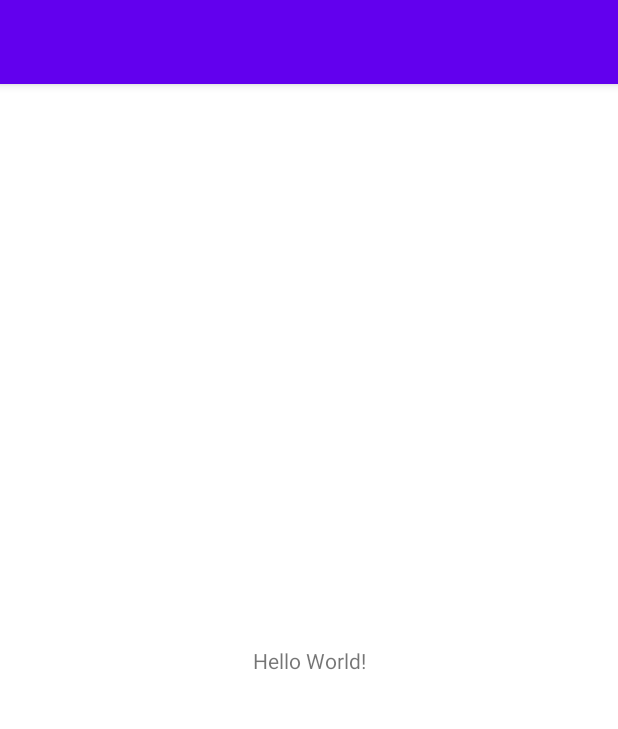
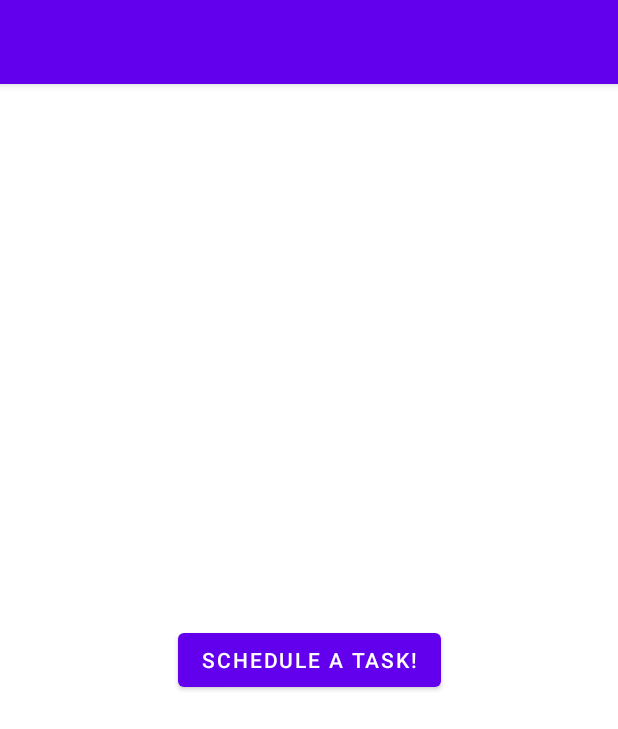
Before and after one commit to aman-mahajan0101/Android-Codes, an Android app: the screen it shows after launch (MainActivity), on a phone screen of 412 x 824 dp. Shown: the top 729 px of the screen. Run offline under Robolectric (Android 15) with nearby library versions, the phone set to English and light mode, and no system bars.

Commit message:
Alarm Scheduling

```diff
--- a/Alarms/app/src/main/AndroidManifest.xml
+++ b/Alarms/app/src/main/AndroidManifest.xml
@@ -9,6 +9,7 @@
         android:roundIcon="@mipmap/ic_launcher_round"
         android:supportsRtl="true"
         android:theme="@style/Theme.Alarms">
+        <activity android:name=".MainActivity2"></activity>
         <activity android:name=".MainActivity">
             <intent-filter>
                 <action android:name="android.intent.action.MAIN" />
--- a/Alarms/app/src/main/java/com/example/alarms/MainActivity.java
+++ b/Alarms/app/src/main/java/com/example/alarms/MainActivity.java
@@ -2,7 +2,13 @@ package com.example.alarms;
 
 import androidx.appcompat.app.AppCompatActivity;
 
+import android.app.AlarmManager;
+import android.app.PendingIntent;
+import android.content.Intent;
 import android.os.Bundle;
+import android.os.SystemClock;
+import android.view.View;
+import android.widget.Button;
 
 public class MainActivity extends AppCompatActivity {
 
@@ -10,5 +16,46 @@ public class MainActivity extends AppCompatActivity {
     protected void onCreate(Bundle savedInstanceState) {
         super.onCreate(savedInstanceState);
         setContentView(R.layout.activity_main);
+        Button btnAlarm = findViewById(R.id.btnAlarm);
+
+        btnAlarm.setOnClickListener(new View.OnClickListener() {
+            @Override
+            public void onClick(View v) {
+
+                /*
+                //For scheduling Single Alarm
+                Intent i = new Intent(getBaseContext(),MainActivity2.class);
+
+                PendingIntent pi = PendingIntent.getActivity(getBaseContext(),12345,i,PendingIntent.FLAG_ONE_SHOT);
+
+                AlarmManager alarmManager = (AlarmManager) getSystemService(ALARM_SERVICE);
+
+                alarmManager.set(AlarmManager.ELAPSED_REALTIME,30000,pi);
+                */
+
+                /*
+                //For scheduling Repeating Alarm : Using setRepeating()
+                Intent i = new Intent(getBaseContext(),MainActivity2.class);
+
+                PendingIntent pi = PendingIntent.getActivity(getBaseContext(),12345,i,PendingIntent.FLAG_UPDATE_CURRENT);
+
+                AlarmManager alarmManager = (AlarmManager) getSystemService(ALARM_SERVICE);
+
+                alarmManager.setRepeating(AlarmManager.ELAPSED_REALTIME,30000,30000,pi);
+                */
+
+                //For scheduling Repeating Alarm : Using setInexactRepeating()
+                Intent i = new Intent(getBaseContext(),MainActivity2.class);
+
+                PendingIntent pi = PendingIntent.getActivity(getBaseContext(),12345,i,PendingIntent.FLAG_UPDATE_CURRENT);
+
+                AlarmManager alarmManager = (AlarmManager) getSystemService(ALARM_SERVICE);
+
+                alarmManager.setInexactRepeating(AlarmManager.ELAPSED_REALTIME,30000,30000,pi);
+
+            }
+        });
+
+
     }
 }
--- a/Alarms/app/src/main/res/layout/activity_main.xml
+++ b/Alarms/app/src/main/res/layout/activity_main.xml
@@ -6,10 +6,11 @@
     android:layout_height="match_parent"
     tools:context=".MainActivity">
 
-    <TextView
+    <Button
+        android:id="@+id/btnAlarm"
         android:layout_width="wrap_content"
         android:layout_height="wrap_content"
-        android:text="Hello World!"
+        android:text="Schedule a Task!"
         app:layout_constraintBottom_toBottomOf="parent"
         app:layout_constraintLeft_toLeftOf="parent"
         app:layout_constraintRight_toRightOf="parent"
```
Also changed, not shown: Alarms/app/src/main/java/com/example/alarms/MainActivity2.java (added, +14 -0 lines), Alarms/app/src/main/res/layout/activity_main2.xml (added, +8 -0 lines).
